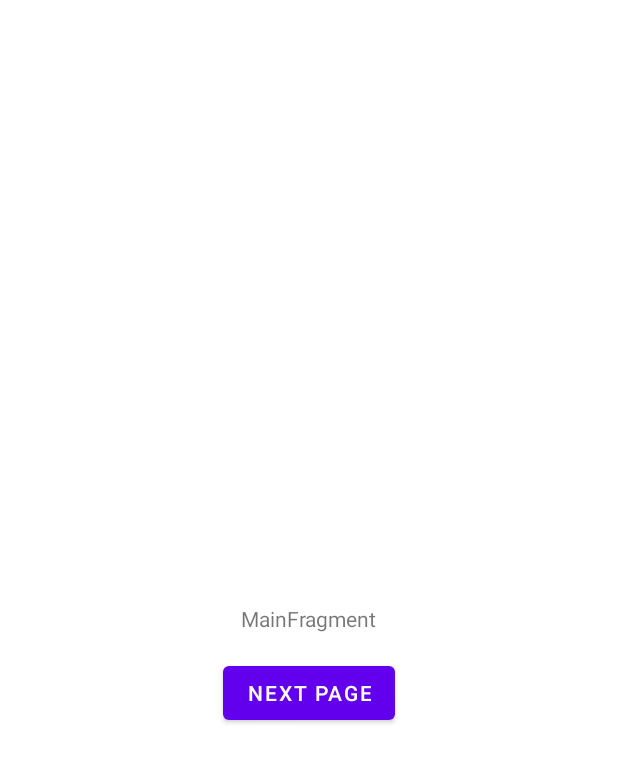
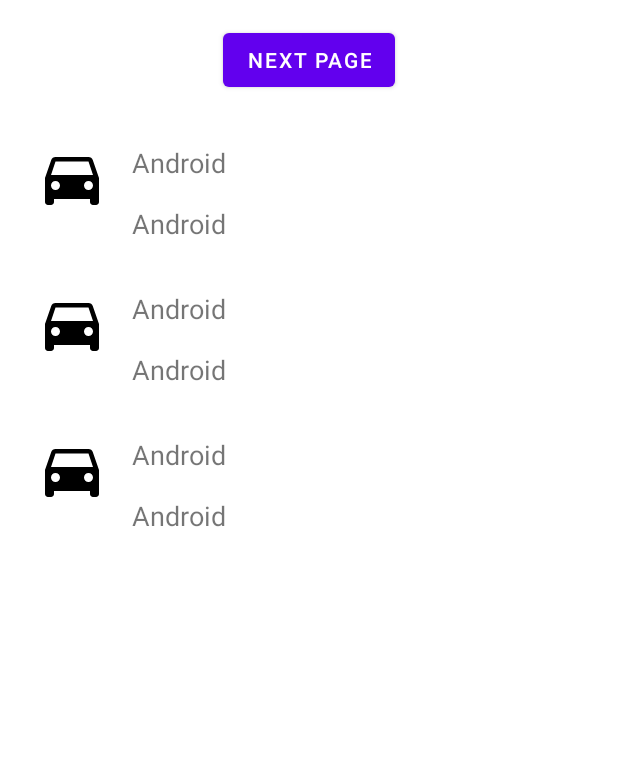
Before and after one commit to Raphael-MartinsV/Aula1, an Android app: the layout fragment_main.xml on its own in the app's theme, with its tools: preview values and no code run, on a phone screen of 412 x 824 dp. Shown: the top 763 px of the screen. Run offline under Robolectric (Android 15) with nearby library versions, the phone set to English and light mode, and no system bars.

Commit message:
Criando recyclerView
[Aula 4] (Criando recyclerView)

```diff
--- a/app/src/main/java/com/example/aula1/domain/mapper/SampleMapper.kt
+++ b/app/src/main/java/com/example/aula1/domain/mapper/SampleMapper.kt
@@ -2,6 +2,8 @@ package com.example.aula1.domain.mapper
 
 import com.example.aula1.domain.model.SampleModel
 import com.example.aula1.networking.models.SampleResponse
+import com.example.aula1.ui.model.setInfoHelper
+import com.example.aula1.ui.utils.sampleConst1
 
 fun List<SampleResponse>.toModel(): List<SampleModel>{
     return this.map { item->
@@ -9,7 +11,8 @@ fun List<SampleResponse>.toModel(): List<SampleModel>{
             userId = item.userId ?: 0,
             id = item.id ?: 0,
             title = item.title.orEmpty(),
-            body = item.body.orEmpty()
+            body = item.body.orEmpty(),
+            infoHelper = setInfoHelper()[sampleConst1]
         )
     }
 }
--- a/app/src/main/java/com/example/aula1/domain/model/SampleModel.kt
+++ b/app/src/main/java/com/example/aula1/domain/model/SampleModel.kt
@@ -1,5 +1,6 @@
 package com.example.aula1.domain.model
 
+import com.example.aula1.ui.model.SampleHelper
 import kotlinx.parcelize.Parcelize
 
 @Parcelize
@@ -8,4 +9,5 @@ data class SampleModel(
     val id: Int,
     val title: String,
     val body: String,
+    val infoHelper: SampleHelper? = null
 )
--- /dev/null
+++ b/app/src/main/res/drawable/ic_baseline_drive_eta_24.xml
@@ -0,0 +1,5 @@
+<vector android:height="24dp" android:tint="#000000"
+    android:viewportHeight="24" android:viewportWidth="24"
+    android:width="24dp" xmlns:android="http://schemas.android.com/apk/res/android">
+    <path android:fillColor="@android:color/white" android:pathData="M18.92,5.01C18.72,4.42 18.16,4 17.5,4h-11c-0.66,0 -1.21,0.42 -1.42,1.01L3,11v8c0,0.55 0.45,1 1,1h1c0.55,0 1,-0.45 1,-1v-1h12v1c0,0.55 0.45,1 1,1h1c0.55,0 1,-0.45 1,-1v-8l-2.08,-5.99zM6.5,15c-0.83,0 -1.5,-0.67 -1.5,-1.5S5.67,12 6.5,12s1.5,0.67 1.5,1.5S7.33,15 6.5,15zM17.5,15c-0.83,0 -1.5,-0.67 -1.5,-1.5s0.67,-1.5 1.5,-1.5 1.5,0.67 1.5,1.5 -0.67,1.5 -1.5,1.5zM5,10l1.5,-4.5h11L19,10L5,10z"/>
+</vector>
--- a/app/src/main/res/layout/fragment_main.xml
+++ b/app/src/main/res/layout/fragment_main.xml
@@ -7,25 +7,29 @@
     android:layout_height="match_parent"
     tools:context=".ui.main.MainFragment">
 
-    <TextView
-        android:id="@+id/message"
-        android:layout_width="wrap_content"
-        android:layout_height="wrap_content"
-        android:text="@string/mainFragment"
-        app:layout_constraintBottom_toBottomOf="parent"
-        app:layout_constraintEnd_toEndOf="parent"
-        app:layout_constraintStart_toStartOf="parent"
-        app:layout_constraintTop_toTopOf="parent" />
-
     <Button
         android:id="@+id/button"
         android:layout_width="wrap_content"
         android:layout_height="wrap_content"
         android:text="@string/next_page"
+        android:layout_marginTop="16dp"
         app:layout_constraintStart_toStartOf="parent"
         app:layout_constraintEnd_toEndOf="parent"
-        android:layout_marginTop="16dp"
-        app:layout_constraintTop_toBottomOf="@+id/message"
-        />
+        app:layout_constraintTop_toTopOf="parent" />
+
+    <androidx.recyclerview.widget.RecyclerView
+        android:id="@+id/tableInfoItems"
+        android:layout_width="match_parent"
+        android:layout_height="wrap_content"
+        android:layout_marginStart="24dp"
+        android:layout_marginEnd="24dp"
+        android:clipToPadding="false"
+        android:overScrollMode="never"
+        app:layoutManager="androidx.recyclerview.widget.LinearLayoutManager"
+        app:layout_constraintStart_toStartOf="parent"
+        app:layout_constraintEnd_toEndOf="parent"
+        app:layout_constraintTop_toBottomOf="@+id/button"
+        tools:listitem="@layout/sample_info_table_items"
+        tools:itemCount="3"/>
 
 </androidx.constraintlayout.widget.ConstraintLayout>
--- /dev/null
+++ b/app/src/main/res/layout/sample_info_table_items.xml
@@ -0,0 +1,48 @@
+<?xml version="1.0" encoding="utf-8"?>
+<androidx.constraintlayout.widget.ConstraintLayout xmlns:android="http://schemas.android.com/apk/res/android"
+    android:layout_width="match_parent"
+    android:layout_height="wrap_content"
+    xmlns:app="http://schemas.android.com/apk/res-auto"
+    android:layout_marginTop="16dp"
+    android:id="@+id/tableInfoItems">
+
+    <ImageView
+        android:id="@+id/android_image"
+        android:layout_width="48dp"
+        android:layout_height="48dp"
+        android:contentDescription="@string/android_description"
+        app:layout_constraintTop_toTopOf="parent"
+        app:layout_constraintStart_toStartOf="parent"
+        app:layout_constraintBottom_toBottomOf="parent"
+        app:srcCompat="@drawable/ic_baseline_drive_eta_24"/>
+
+    <TextView
+        android:id="@+id/android_title"
+        android:layout_width="wrap_content"
+        android:layout_height="wrap_content"
+        android:layout_marginStart="16dp"
+        android:layout_marginTop="16dp"
+        android:text="@string/android_name"
+        android:textSize="18sp"
+        app:layout_constraintStart_toEndOf="@+id/android_image"
+        app:layout_constraintTop_toTopOf="parent"/>
+
+    <TextView
+        android:id="@+id/android_text"
+        android:layout_width="wrap_content"
+        android:layout_height="wrap_content"
+        android:layout_marginStart="16dp"
+        android:layout_marginTop="16dp"
+        android:text="@string/android_name"
+        android:maxLines="3"
+        android:textSize="18sp"
+        app:layout_constraintStart_toEndOf="@+id/android_image"
+        app:layout_constraintTop_toBottomOf="@+id/android_title"
+        app:layout_constraintBottom_toBottomOf="parent"/>
+
+
+
+
+
+
+</androidx.constraintlayout.widget.ConstraintLayout>
--- a/app/src/main/res/values/strings.xml
+++ b/app/src/main/res/values/strings.xml
@@ -9,4 +9,6 @@
     <string name="flow">Flow</string>
     <string name="shared_flow">Shared Flow</string>
     <string name="understood">Entendi</string>
+    <string name="android_name">Android</string>
+    <string name="android_description">Card Description </string>
 </resources>
```
Also changed, not shown: app/src/main/java/com/example/aula1/ui/adapter/TableInfoAdapter.kt (added, +47 -0 lines), app/src/main/java/com/example/aula1/ui/main/MainFragment.kt (+26 -4 lines).
